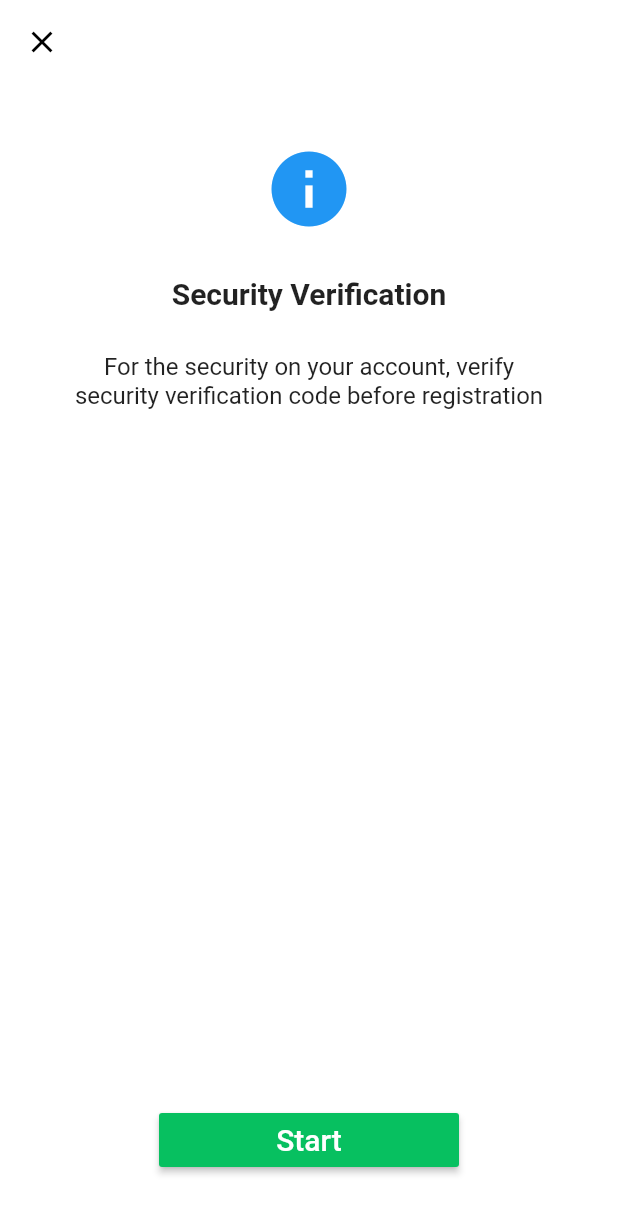
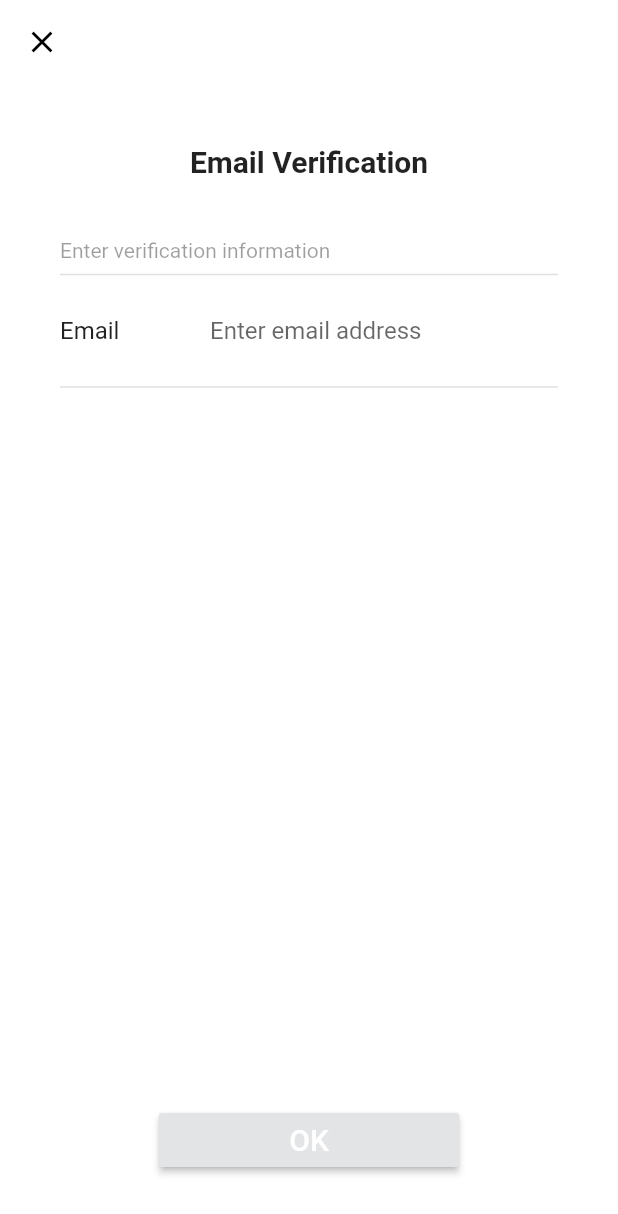
Before and after one commit to PyiTheimKyaw/We-Chat-App, a Flutter app: the SecurityVerificationPage screen opened directly, after a tap on "Start", on a phone screen of 412 x 824 dp. Shown: the top 1214 px of the screen. Run offline on Flutter 3.47's test engine with Material 2 defaults, Android fonts, the phone set to English and light mode, and no system bars; our stand-ins replace cloud_firestore, file_picker, firebase_core, firebase_storage, flick_video_player, flutter_markdown and 4 more; missing offline and left inert: alphabet_list_scroll_view, alphabet_scroll_view, animation_player, bottom_drawer, country_pickers; accounts and stored records are empty.

Commit message:
implemented email verification page

```diff
--- a/the_we_chat_app_by_my_self/lib/blocs/login_and_sign_up_page_bloc.dart
+++ b/the_we_chat_app_by_my_self/lib/blocs/login_and_sign_up_page_bloc.dart
@@ -77,7 +77,6 @@ class LoginAndSignUpPageBloc extends ChangeNotifier {
     if (val == 1 &&
         userName != "" &&
         phoneNumber != "" &&
-        email != "" &&
         password != "") {
       return true;
     } else {
--- /dev/null
+++ b/the_we_chat_app_by_my_self/lib/pages/email_verification_page.dart
@@ -0,0 +1,157 @@
+import 'package:flutter/material.dart';
+import 'package:provider/provider.dart';
+import 'package:the_we_chat_app_by_my_self/blocs/login_and_sign_up_page_bloc.dart';
+import 'package:the_we_chat_app_by_my_self/pages/add_moment_page.dart';
+import 'package:the_we_chat_app_by_my_self/rescources/colors.dart';
+import 'package:the_we_chat_app_by_my_self/rescources/dimens.dart';
+import 'package:the_we_chat_app_by_my_self/rescources/strings.dart';
+
+class EmailVerificationPage extends StatelessWidget {
+  const EmailVerificationPage({Key? key}) : super(key: key);
+
+  @override
+  Widget build(BuildContext context) {
+    return ChangeNotifierProvider(
+      create: (BuildContext context) => LoginAndSignUpPageBloc(),
+      child: Scaffold(
+        appBar: AppBar(
+          backgroundColor: Colors.white,
+          elevation: 0,
+          leading: IconButton(
+            onPressed: () {
+              Navigator.pop(context);
+            },
+            icon: const Icon(
+              Icons.close,
+              color: Colors.black,
+            ),
+          ),
+        ),
+        body: Consumer<LoginAndSignUpPageBloc>(
+          builder: (BuildContext context, bloc, Widget? child) {
+            return Container(
+              padding: const EdgeInsets.symmetric(
+                  horizontal: MARGIN_XLARGE, vertical: MARGIN_XLARGE),
+              color: Colors.white,
+              height: double.infinity,
+              width: double.infinity,
+              child: Column(
+                mainAxisSize: MainAxisSize.min,
+                // crossAxisAlignment: CrossAxisAlignment.start,
+                children: [
+                  const TitleSectionView(),
+                  const SizedBox(
+                    height: MARGIN_XLARGE,
+                  ),
+                  EmailVerificationSectionView(
+                    onChangeEmail: (email) {
+                      bloc.onTextChangedEmail(email);
+                    },
+                  ),
+                  VerifiedButtonView(
+                    onTapVerified: () {
+                      if (bloc.email != "") {
+                        print("Email has data");
+                      } else {
+                        showSnackBarWithMessage(
+                            context, "Please input your email!");
+                      }
+                    },
+                    email: bloc.email,
+                  ),
+                ],
+              ),
+            );
+          },
+        ),
+      ),
+    );
+  }
+}
+
+class VerifiedButtonView extends StatelessWidget {
+  const VerifiedButtonView(
+      {Key? key, required this.onTapVerified, required this.email})
+      : super(key: key);
+  final Function onTapVerified;
+  final String? email;
+
+  @override
+  Widget build(BuildContext context) {
+    return MaterialButton(
+      minWidth: BUTTON_WIDTH,
+      color: (email != "") ? BUTTON_COLOR : BACKGROUND_COLOR,
+      onPressed: () {
+        onTapVerified();
+      },
+      child: const Text(
+        "OK",
+        style: TextStyle(color: Colors.white, fontSize: TEXT_REGULAR),
+      ),
+    );
+  }
+}
+
+class EmailVerificationSectionView extends StatelessWidget {
+  const EmailVerificationSectionView({
+    Key? key,
+    required this.onChangeEmail,
+  }) : super(key: key);
+  final Function(String) onChangeEmail;
+
+  @override
+  Widget build(BuildContext context) {
+    return Expanded(
+      child: Container(
+        width: double.infinity,
+        alignment: Alignment.topLeft,
+        child: Column(
+          mainAxisSize: MainAxisSize.min,
+          crossAxisAlignment: CrossAxisAlignment.start,
+          children: [
+            const Text(
+              "Enter verification information",
+              style: TextStyle(color: Colors.black38),
+            ),
+            const Divider(
+              thickness: 1,
+            ),
+            TextField(
+              decoration: const InputDecoration(
+                border: OutlineInputBorder(borderSide: BorderSide.none),
+                hintText: "Enter email address",
+                prefixIcon: Text(
+                  PREFIX_EMAIL,
+                  style: TextStyle(fontSize: MARGIN_MEDIUM_2),
+                ),
+                prefixIconConstraints:
+                    BoxConstraints(minWidth: 100, minHeight: 0),
+              ),
+              onChanged: (email) {
+                onChangeEmail(email);
+              },
+            ),
+            const Divider(
+              thickness: 1,
+            ),
+          ],
+        ),
+      ),
+    );
+  }
+}
+
+class TitleSectionView extends StatelessWidget {
+  const TitleSectionView({
+    Key? key,
+  }) : super(key: key);
+
+  @override
+  Widget build(BuildContext context) {
+    return const Text(
+      LABEL_EMAIL_VERIFICATION,
+      style: TextStyle(
+          fontWeight: FontWeight.bold, fontSize: TEXT_LARGE - TEXT_SMALL),
+    );
+  }
+}
--- a/the_we_chat_app_by_my_self/lib/pages/login_and_sign_up_page.dart
+++ b/the_we_chat_app_by_my_self/lib/pages/login_and_sign_up_page.dart
@@ -161,7 +161,8 @@ class TermsAndServiceSectionView extends StatelessWidget {
               crossAxisAlignment: CrossAxisAlignment.center,
               children: [
                 Radio(
-                    fillColor: MaterialStateColor.resolveWith((states) => BUTTON_COLOR),
+                    fillColor: MaterialStateColor.resolveWith(
+                        (states) => BUTTON_COLOR),
                     value: 1,
                     groupValue: bloc.val,
                     toggleable: true,
@@ -229,14 +230,21 @@ class TextFieldsSectionView extends StatelessWidget {
                     bloc.onTextChangedPhoneNumber(phoneNumber);
                   },
                 )),
-            TextFieldView(
-              hintText: "Enter your email",
-              prefixText: PREFIX_EMAIL,
-              onChanged: (email) {
-                bloc.onTextChangedEmail(email);
-              },
+            Visibility(
+              visible: isLogin,
+              child: TextFieldView(
+                hintText: "Enter your email",
+                prefixText: PREFIX_EMAIL,
+                onChanged: (email) {
+                  bloc.onTextChangedEmail(email);
+                },
+              ),
             ),
-            const Divider(),
+            Visibility(
+                visible: isLogin,
+                child: const Divider(
+                  thickness: 1,
+                )),
             TextFieldView(
               hintText: "Enter your password",
               isPassword: true,
@@ -249,7 +257,9 @@ class TextFieldsSectionView extends StatelessWidget {
               },
               isUnsecure: bloc.isSecure,
             ),
-            const Divider(),
+            const Divider(
+              thickness: 1,
+            ),
           ],
         );
       },
@@ -272,7 +282,9 @@ class SignUpRequirementsView extends StatelessWidget {
           prefixText: PERFIX_NAME,
           onChanged: inputName,
         ),
-        const Divider(),
+        const Divider(
+          thickness: 1,
+        ),
         const SizedBox(
           height: MARGIN_MEDIUM,
         ),
@@ -290,14 +302,18 @@ class SignUpRequirementsView extends StatelessWidget {
         const SizedBox(
           height: MARGIN_MEDIUM,
         ),
-        const Divider(),
+        const Divider(
+          thickness: 1,
+        ),
         TextFieldView(
           hintText: 'Enter mobile number',
           isPhone: true,
           prefixText: PREFIX_PHONE,
           onChanged: inputPhone,
         ),
-        const Divider(),
+        const Divider(
+          thickness: 1,
+        ),
       ],
     );
   }
@@ -487,7 +503,9 @@ class ChooseProfilePictureSectionView extends StatelessWidget {
                   label: LABEL_TAKE_PHOTO,
                   onTap: onTapTakePhoto,
                 ),
-                const Divider(),
+                const Divider(
+                  thickness: 1,
+                ),
                 BottomSheetOptionView(
                   label: LABEL_CHOOSE_FROM_ALBUM,
                   onTap: onTapChooseAlbum,
--- a/the_we_chat_app_by_my_self/lib/pages/security_verification_page.dart
+++ b/the_we_chat_app_by_my_self/lib/pages/security_verification_page.dart
@@ -1,7 +1,9 @@
 import 'package:flutter/material.dart';
+import 'package:the_we_chat_app_by_my_self/pages/email_verification_page.dart';
 import 'package:the_we_chat_app_by_my_self/rescources/colors.dart';
 import 'package:the_we_chat_app_by_my_self/rescources/dimens.dart';
 import 'package:the_we_chat_app_by_my_self/rescources/strings.dart';
+import 'package:the_we_chat_app_by_my_self/utils/extensions.dart';
 
 class SecurityVerificationPage extends StatelessWidget {
   const SecurityVerificationPage({Key? key}) : super(key: key);
@@ -59,7 +61,9 @@ class SecurityVerificationPage extends StatelessWidget {
             MaterialButton(
               minWidth: BUTTON_WIDTH,
               color: BUTTON_COLOR,
-              onPressed: () {},
+              onPressed: () {
+                navigateToNextScreen(context, const EmailVerificationPage());
+              },
               child: const Text(
                 "Start",
                 style: TextStyle(color: Colors.white, fontSize: TEXT_REGULAR),
--- a/the_we_chat_app_by_my_self/lib/rescources/strings.dart
+++ b/the_we_chat_app_by_my_self/lib/rescources/strings.dart
@@ -19,7 +19,7 @@ const String LABEL_ACCOUNT_AUTHENTICATION_BUTTON="Accept and Continue";
 const String LABEL_TAKE_PHOTO="Take Photo";
 const String LABEL_CHOOSE_FROM_ALBUM="Choose from Album";
 const String LABEL_SECURITY_VERIFICATION="Security Verification";
-
+const String LABEL_EMAIL_VERIFICATION="Email Verification";
 ///prefix text
 const String PERFIX_NAME="Name";
 const String PREFIX_PHONE="Phone";
```
